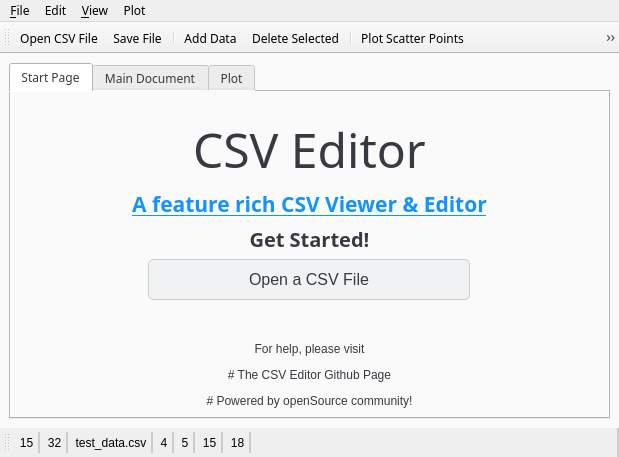
First picture: the form in src/ui/mainwindow.ui, repository kushan02/GUI-CSV-Editor, before the edit.
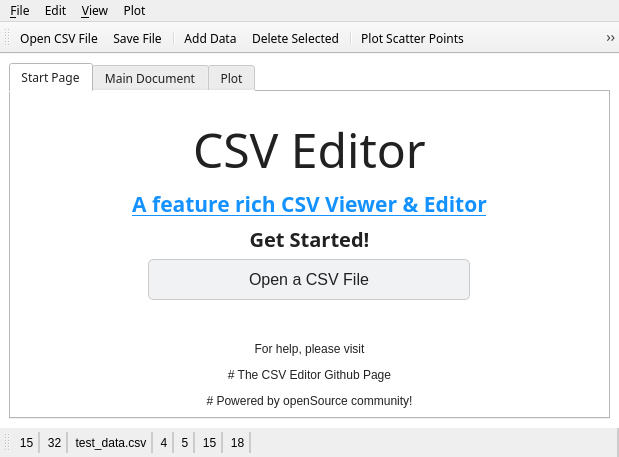
Second picture: the form after the edit. Icons and pictures are not drawn.

Commit message: fix scrollbar and UI enhancement for better readability

What changed in the file:
```diff
--- a/src/ui/mainwindow.ui
+++ b/src/ui/mainwindow.ui
@@ -28,8 +28,8 @@
   <widget class="QWidget" name="centralwidget">
    <property name="styleSheet">
     <string notr="true">QWidget{
-background-color: #fafafa;
-color: #383a42;
+background-color: rgb(255, 255, 255);
+color: #212121;
 }
 
 QPushButton{
@@ -47,38 +47,17 @@
 
 QTableView::item{
 padding: 7px;
+font: 300 14px/18px Roboto,sans-serif;
 }
 
 QTableView::item:focus{
 padding: 0;
 }
 
+QScrollBar{
+background-color: #e5e5e5;
+}
 
-QScrollBar:horizontal {
-  border-color: rgb(227, 227, 227);
-  border-width: 1px;
-  border-style: solid;
-  background-color: rgb(240, 240, 240);
-    height: 15px;
-margin: 0px -21px 0 21px;
- }
-
- QScrollBar::handle:horizontal {
-    background-color: rgb(200, 200, 200);
- }
-
-
-QScrollBar:vertical {
-  border-color: rgb(227, 227, 227);
-  border-width: 1px;
-  border-style: solid;
-  background-color: rgb(240, 240, 240);
-margin: 21px 0px 21px 0px;
- }
-
- QScrollBar::handle:verticall {
-    background-color: rgb(200, 200, 200);
- }
 
 
 </string>
```
The commit also changes 1 other file.
